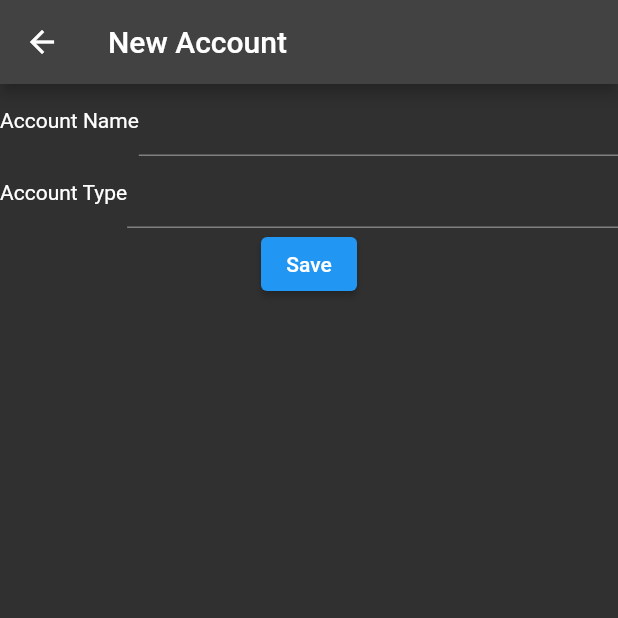
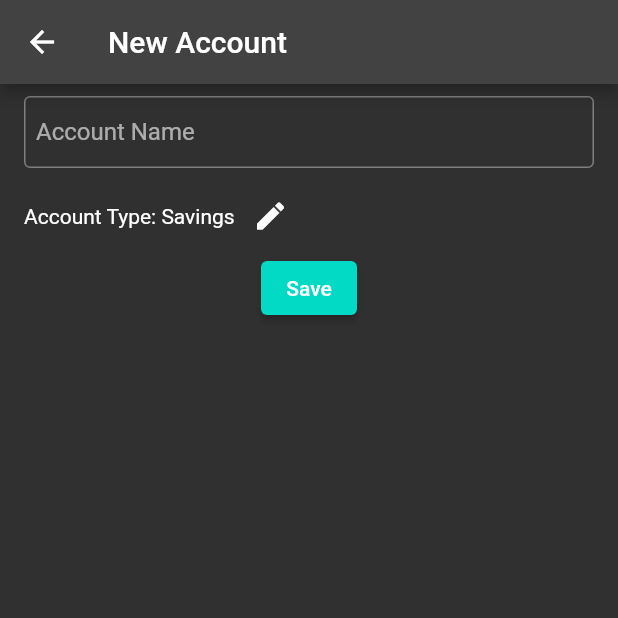
Before and after one commit to nullhandler/vase, a Flutter app: the screen it shows after launch, after a tap on the "add" icon, on a phone screen of 412 x 824 dp, the top half of it. Run offline on Flutter 3.47's test engine with Material 2 defaults, Android fonts, the phone set to English and light mode, and no system bars; our stand-ins replace get, sqflite; accounts and stored records are empty.

Commit message:
new account screen done

```diff
--- a/lib/controllers/db_controller.dart
+++ b/lib/controllers/db_controller.dart
@@ -23,12 +23,12 @@ class DbController extends GetxController {
       // await db.execute(
       //     'CREATE TABLE Transactions (id INTEGER PRIMARY KEY, category_name TEXT)');
     });
-    await db.insert(
-        Const.accounts,
-        Account(accountName: "ICICI", accountType: AccountType.savings)
-            .toJson());
-    var test = await db.query("Accounts");
-    accounts.value = accountsFromJson(test);
+    // await db.insert(
+    //     Const.accounts,
+    //     Account(accountName: "ICICI", accountType: AccountType.savings)
+    //         .toJson());
+    var accountsList = await db.query("Accounts");
+    accounts.value = accountsFromJson(accountsList);
     vaseState.value = VaseState.loaded;
   }
 
--- a/lib/main.dart
+++ b/lib/main.dart
@@ -14,7 +14,11 @@ class MyApp extends StatelessWidget {
   @override
   Widget build(BuildContext context) {
     return GetMaterialApp(
-      theme: ThemeData.dark(),
+      theme: ThemeData.dark().copyWith(
+        colorScheme: ThemeData.dark()
+            .colorScheme
+            .copyWith(primary: const Color(0xff03dac6)),
+      ),
       title: 'Vase',
       home: GetBuilder<DbController>(
         init: DbController(),
--- a/lib/screens/accounts/accounts_model.dart
+++ b/lib/screens/accounts/accounts_model.dart
@@ -29,8 +29,22 @@ class Account {
       };
 }
 
-enum AccountType {
-  savings,
-  card,
-  credit
+enum AccountType { savings, card, credit }
+
+Map<AccountType, String> accountTypeMap = {
+  AccountType.savings: "Savings",
+  AccountType.card: "Debit Card",
+  AccountType.credit: "Credit Card"
+};
+
+AccountType accountTypeFromString(String s) {
+  return accountTypeMap.keys.firstWhere(
+      (element) => accountTypeMap[element] == s,
+      orElse: () => AccountType.savings);
 }
+
+extension AccountTypeExt on AccountType {
+  String toS() {
+    return accountTypeMap[this] ?? "Savings";
+  }
+}
--- a/lib/screens/accounts/new_account.dart
+++ b/lib/screens/accounts/new_account.dart
@@ -3,6 +3,7 @@ import 'package:get/get.dart';
 import 'package:vase/screens/accounts/accounts_controller.dart';
 import 'package:vase/screens/widgets/form_item.dart';
 
+import 'accounts_dialog.dart';
 import 'accounts_model.dart';
 
 class NewAccount extends StatelessWidget {
@@ -10,8 +11,8 @@ class NewAccount extends StatelessWidget {
   final AccountsController accountsController = Get.find();
   final TextEditingController accountName = TextEditingController();
   final TextEditingController accountType = TextEditingController();
-  final Account account =
-      Account(accountName: '', accountType: AccountType.savings);
+  final Rx<Account> account =
+      Account(accountName: '', accountType: AccountType.savings).obs;
 
   @override
   Widget build(BuildContext context) {
@@ -19,23 +20,49 @@ class NewAccount extends StatelessWidget {
       appBar: AppBar(
         title: const Text("New Account"),
       ),
-      body: Column(
+      body: Padding(
+        padding: const EdgeInsets.symmetric(horizontal: 16),
+        child: Column(
           children: [
             FormItem(question: "Account Name", controller: accountName),
-          FormItem(
-            question: "Account Type",
-            controller: accountType,
-            onTap: () {},
+            Obx(
+              () => Row(
+                children: [
+                  Text("Account Type: ${account.value.accountType.toS()}"),
+                  IconButton(
+                    icon: const Icon(Icons.edit),
+                    onPressed: () async {
+                      String? newAccountType = await Get.dialog(AlertDialog(
+                          content: AccountsDialog(
+                        selectedAccount: account.value.accountType.toS(),
+                        accounts: accountTypeMap.values.toList(),
+                      )));
+                      if (newAccountType != null) {
+                        account.update((a) {
+                          a?.accountType =
+                              accountTypeFromString(newAccountType);
+                        });
+                      }
+                    },
+                  )
+                ],
               ),
+            ),
+            // FormItem(
+            //   question: "Account Type",
+            //   controller: accountType,
+            //   onTap: () {},
+            // ),
             ElevatedButton(
                 onPressed: () {
-                account.accountName = accountName.text;
-                accountsController.save(account);
+                  account.value.accountName = accountName.text;
+                  accountsController.save(account.value);
                   Get.back();
                 },
                 child: const Text("Save"))
           ],
         ),
+      ),
     );
   }
 }
--- a/lib/screens/home/home_controller.dart
+++ b/lib/screens/home/home_controller.dart
@@ -1,6 +1,6 @@
 import 'package:get/get.dart';
 import 'package:vase/enums.dart';
 
-class HomeController extends GetxController{
+class HomeController extends GetxController {
   final Rx<HomeState> currentState = HomeState.transactions.obs;
 }
--- a/lib/screens/widgets/form_item.dart
+++ b/lib/screens/widgets/form_item.dart
@@ -11,18 +11,28 @@ class FormItem extends StatelessWidget {
 
   @override
   Widget build(BuildContext context) {
-    return Row(
+    return Padding(
+      padding: const EdgeInsets.symmetric(vertical: 8.0),
+      child: Row(
         children: [
-        Text(question),
+          // Text(question),
           Flexible(
             child: TinkWell(
               onTap: onTap,
               child: TextField(
                 controller: controller,
+                style: Theme.of(context).inputDecorationTheme.counterStyle,
+                decoration: InputDecoration(
+                    labelText: question,
+                    border: const OutlineInputBorder(),
+                    contentPadding:
+                        const EdgeInsets.symmetric(vertical: 8, horizontal: 8),
+                    isDense: false),
               ),
             ),
           )
         ],
+      ),
     );
   }
 }
```
Also changed, not shown: lib/screens/accounts/accounts_dialog.dart (added, +28 -0 lines). Lines whose indentation alone changed are shown as unchanged.
